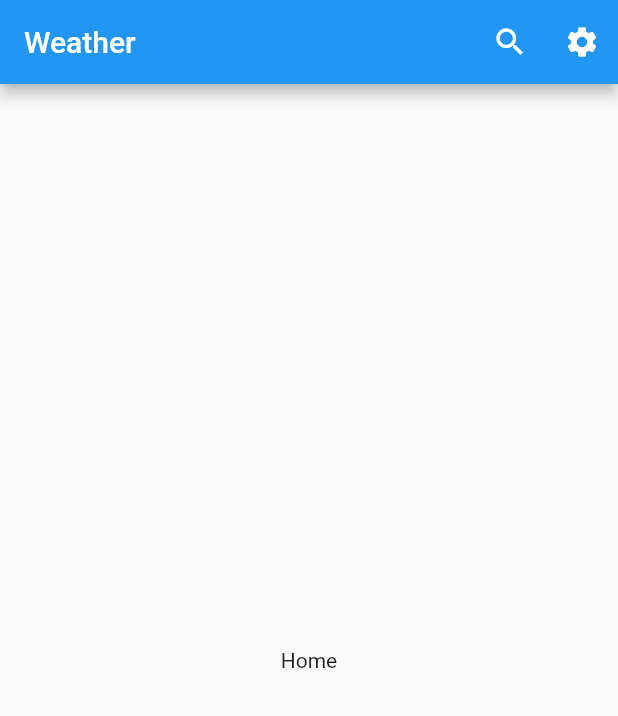
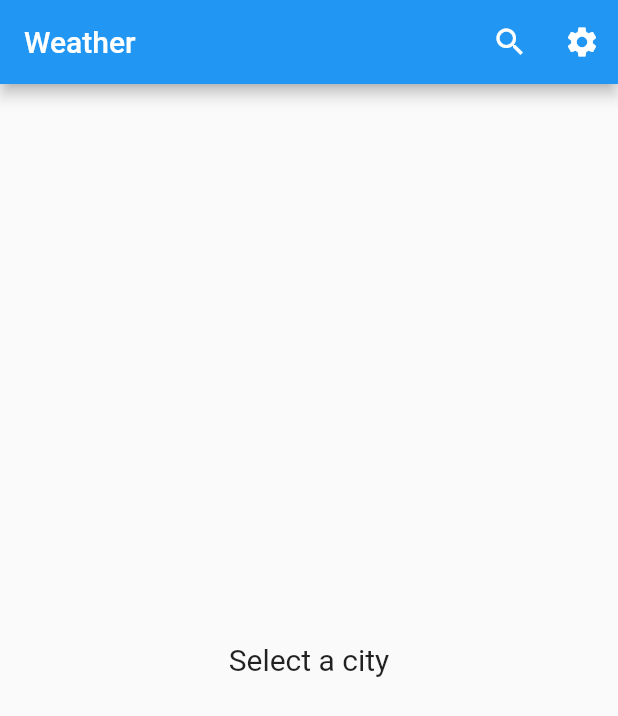
Before and after one commit to aswinsubhash/open_weather_cubit, a Flutter app: the screen it shows after launch, on a phone screen of 412 x 824 dp. Shown: the top 716 px of the screen. Run offline on Flutter 3.47's test engine with Material 2 defaults, Android fonts, the phone set to English and light mode, and no system bars; our stand-ins replace equatable, flutter_bloc, flutter_dotenv.

Commit message:
Home page

```diff
--- a/lib/pages/home_page.dart
+++ b/lib/pages/home_page.dart
@@ -43,7 +43,7 @@ class _HomePageState extends State<HomePage> {
               if (_city != null) {
                 if (!mounted) return;
                 print('city: $_city');
-               context.read<WeatherCubit>().fetchWeather(_city!);
+                context.read<WeatherCubit>().fetchWeather(_city!);
               }
             },
           ),
@@ -59,9 +59,57 @@ class _HomePageState extends State<HomePage> {
           )
         ],
       ),
-      body: const Center(
-        child: Text('Home'),
-      ),
+      body: _showWeather(),
+    );
+  }
+
+  Widget _showWeather() {
+    return BlocConsumer<WeatherCubit, WeatherState>(
+      listener: (context, state) {
+        if (state.status == WeatherStatus.error) {
+          showDialog(
+            context: context,
+            builder: (context) {
+              return AlertDialog(
+                content: Text(
+                  state.error.errMsg,
+                ),
+              );
+            },
+          );
+        }
+      },
+      builder: (context, state) {
+        if (state.status == WeatherStatus.initial) {
+          return const Center(
+            child: Text(
+              'Select a city',
+              style: TextStyle(fontSize: 20.0),
+            ),
+          );
+        }
+
+        if (state.status == WeatherStatus.loading) {
+          return const Center(
+            child: CircularProgressIndicator(),
+          );
+        }
+
+        if (state.status == WeatherStatus.error && state.weather.name == '') {
+          return const Center(
+            child: Text(
+              'Select a city',
+              style: TextStyle(fontSize: 20.0),
+            ),
+          );
+        }
+        return Center(
+          child: Text(
+            state.weather.name,
+            style: const TextStyle(fontSize: 18.0),
+          ),
+        );
+      },
     );
   }
 }
```
